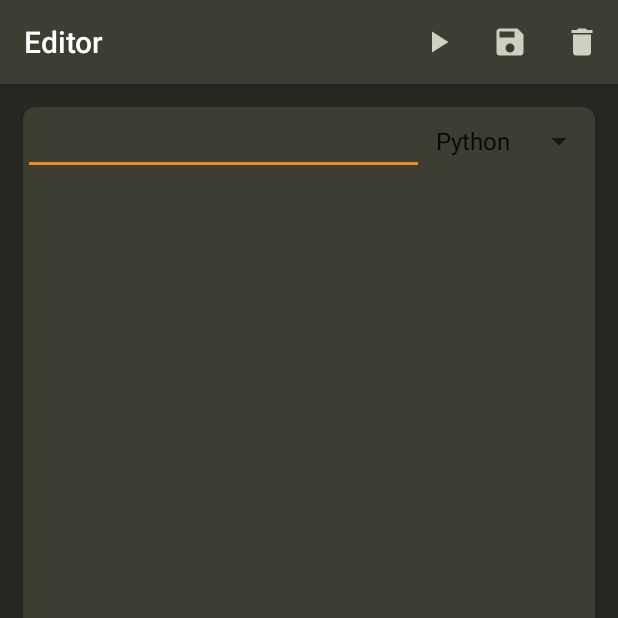
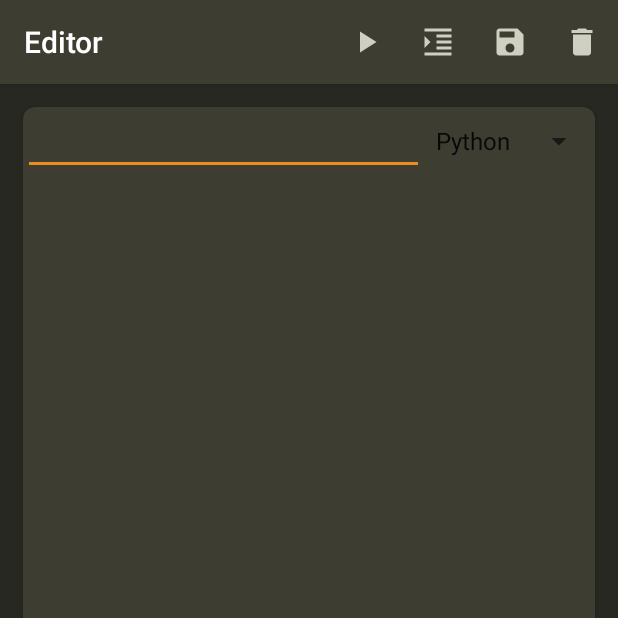
Before and after one commit to dinulade101/CodeBoard, an Android app: the CodeEditorActivity screen opened directly, with no data from a screen before it, on a phone screen of 412 x 824 dp, the top half of it. Run offline under Robolectric (Android 15) with nearby library versions, the phone set to English and light mode, and no system bars; our stand-ins replace Volley.

Commit message:
Added auto-format button to editor.

```diff
--- /dev/null
+++ b/Android/app/src/main/res/drawable/ic_auto_indent_light_24dp.xml
@@ -0,0 +1,5 @@
+<vector android:height="24dp" android:tint="#CFCFC2"
+    android:viewportHeight="24.0" android:viewportWidth="24.0"
+    android:width="24dp" xmlns:android="http://schemas.android.com/apk/res/android">
+    <path android:fillColor="#FF000000" android:pathData="M3,21h18v-2L3,19v2zM3,8v8l4,-4 -4,-4zM11,17h10v-2L11,15v2zM3,3v2h18L21,3L3,3zM11,9h10L21,7L11,7v2zM11,13h10v-2L11,11v2z"/>
+</vector>
--- /dev/null
+++ b/Android/app/src/main/res/drawable/ic_format_format_light_24dp.xml
@@ -0,0 +1,5 @@
+<vector android:height="24dp" android:tint="#CFCFC2"
+    android:viewportHeight="24.0" android:viewportWidth="24.0"
+    android:width="24dp" xmlns:android="http://schemas.android.com/apk/res/android">
+    <path android:fillColor="#FF000000" android:pathData="M3,21h18v-2L3,19v2zM9,17h12v-2L9,15v2zM3,13h18v-2L3,11v2zM9,9h12L21,7L9,7v2zM3,3v2h18L21,3L3,3z"/>
+</vector>
--- a/Android/app/src/main/res/menu/menu_code_editor.xml
+++ b/Android/app/src/main/res/menu/menu_code_editor.xml
@@ -7,6 +7,13 @@
         android:icon="@drawable/ic_play_arrow_light_24dp"
         android:title="Item"
         app:showAsAction="always" />
+
+    <item
+        android:id="@+id/autoIndent"
+        android:icon="@drawable/ic_auto_indent_light_24dp"
+        android:title="Save"
+        app:showAsAction="always" />
+
     <item
         android:id="@+id/save_code"
         android:icon="@drawable/ic_save_light_24dp"
```
